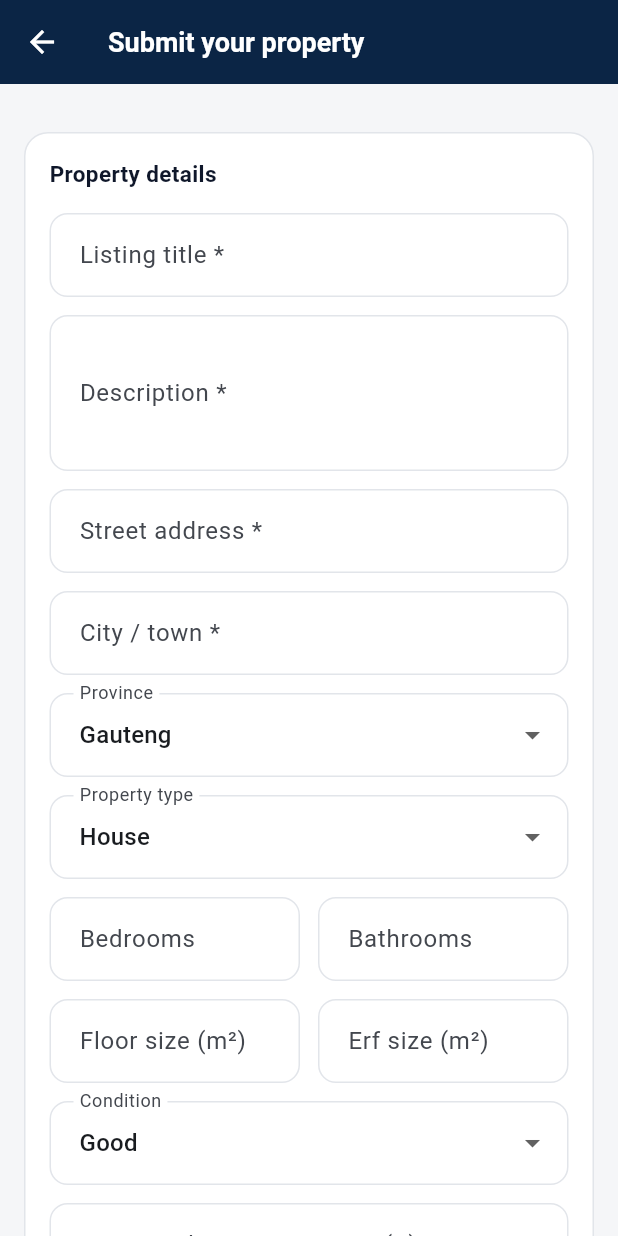
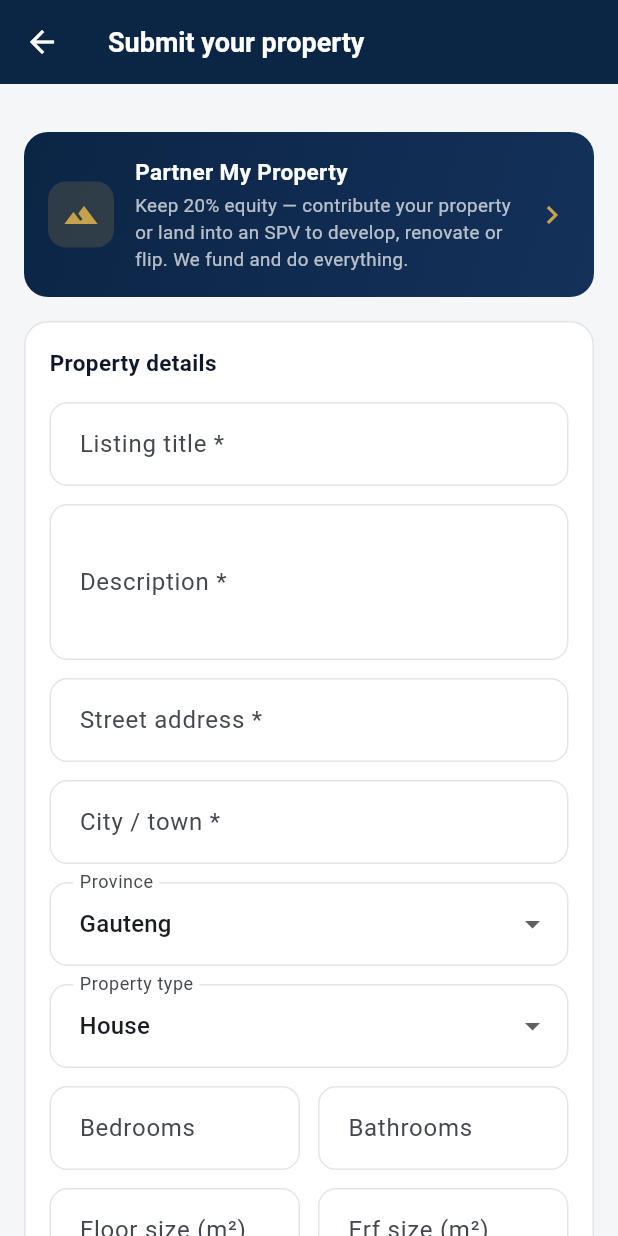
Before and after one commit to chalatsithapelo-ops/investprop, a Flutter app: the OwnerPortalPage screen opened directly, on a phone screen of 412 x 824 dp. Run offline on Flutter 3.47's test engine with Material 3 defaults, Android fonts, the phone set to English and light mode, and no system bars; our stand-ins replace cached_network_image, dio, equatable, firebase_core, firebase_messaging, fl_chart and 7 more; accounts and stored records are empty; network calls fail.

Commit message:
fix: surface Partner My Property / Property Partnerships in navigation
Web: the navbar silently dropped any link not in a navGroup matchLabels or standaloneLabels list, so the new owner/manager partnership links never rendered. Added them to the Management group (desktop + mobile menus). Mobile: added a prominent 'Partner My Property' CTA banner on the Owner Portal page (previously only reachable via an easy-to-miss AppBar icon).

```diff
--- a/mobile/lib/features/owner/presentation/owner_portal_page.dart
+++ b/mobile/lib/features/owner/presentation/owner_portal_page.dart
@@ -348,6 +348,8 @@ class _OwnerPortalPageState extends ConsumerState<OwnerPortalPage> {
                 style: const TextStyle(color: AppColors.textSecondary),
               ),
             const SizedBox(height: 16),
+            _partnerMyPropertyBanner(context),
+            const SizedBox(height: 16),
             _feeDisclosureCard(),
             _section('Property details', [
               _text(_title, 'Listing title *', minLen: 3),
@@ -604,6 +606,61 @@ class _OwnerPortalPageState extends ConsumerState<OwnerPortalPage> {
 
   /// Transparent, itemised seller-fee disclosure (CPA). Nothing is charged
   /// until the sale closes; the assessment pack is credited back on close.
+  Widget _partnerMyPropertyBanner(BuildContext context) {
+    return InkWell(
+      onTap: () => context.go('/land-partnership'),
+      borderRadius: BorderRadius.circular(16),
+      child: Container(
+        padding: const EdgeInsets.all(16),
+        decoration: BoxDecoration(
+          gradient: const LinearGradient(
+            colors: [AppColors.navy, Color(0xFF14315A)],
+            begin: Alignment.topLeft,
+            end: Alignment.bottomRight,
+          ),
+          borderRadius: BorderRadius.circular(16),
+        ),
+        child: Row(
+          children: [
+            Container(
+              width: 44,
+              height: 44,
+              decoration: BoxDecoration(
+                color: AppColors.gold.withValues(alpha: 0.18),
+                borderRadius: BorderRadius.circular(12),
+              ),
+              child: const Icon(Icons.landscape, color: AppColors.gold),
+            ),
+            const SizedBox(width: 14),
+            const Expanded(
+              child: Column(
+                crossAxisAlignment: CrossAxisAlignment.start,
+                children: [
+                  Text(
+                    'Partner My Property',
+                    style: TextStyle(
+                      fontSize: 15,
+                      fontWeight: FontWeight.w700,
+                      color: Colors.white,
+                    ),
+                  ),
+                  SizedBox(height: 3),
+                  Text(
+                    'Keep 20% equity — contribute your property or land into an '
+                    'SPV to develop, renovate or flip. We fund and do everything.',
+                    style: TextStyle(fontSize: 12.5, color: Colors.white70),
+                  ),
+                ],
+              ),
+            ),
+            const SizedBox(width: 8),
+            const Icon(Icons.chevron_right, color: AppColors.gold),
+          ],
+        ),
+      ),
+    );
+  }
+
   Widget _feeDisclosureCard() {
     final async = ref.watch(ownerFeeScheduleProvider);
     return async.maybeWhen(
```
Also changed, not shown: 1 other file.
